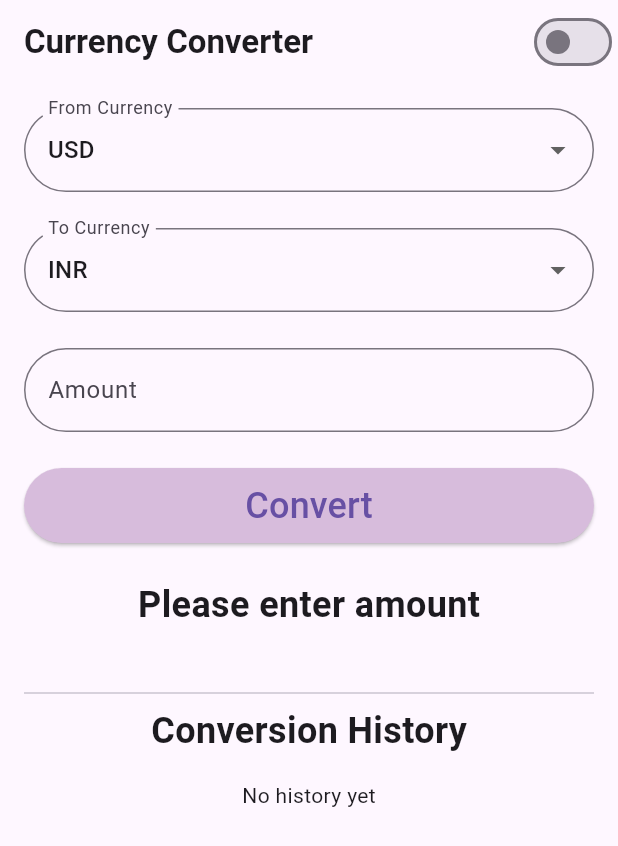
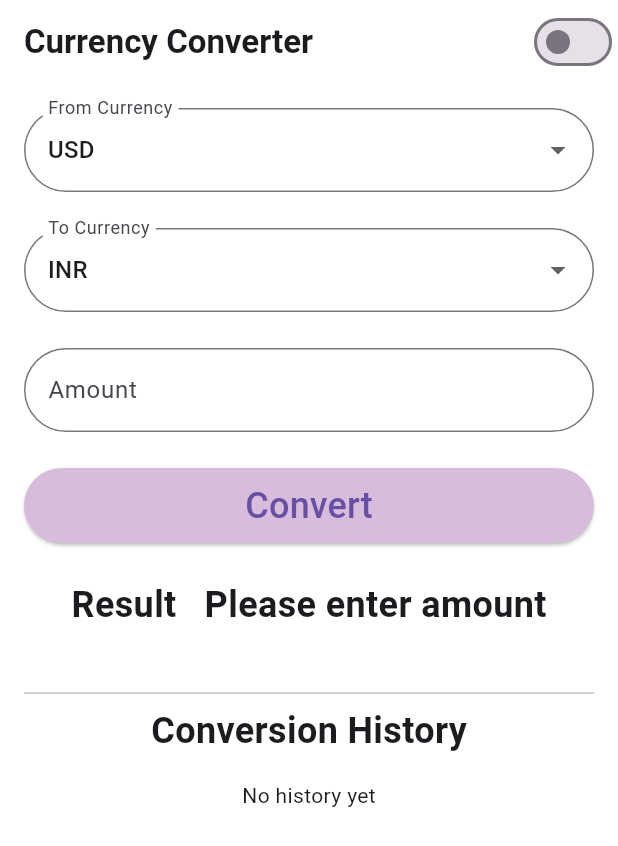
Before and after one commit to khushiarora001/current_currency_app, a Flutter app: the screen it shows after launch, after a tap on "Convert", on a phone screen of 412 x 824 dp. Shown: the top 846 px of the screen. Run offline on Flutter 3.47's test engine with Material 3 defaults, Android fonts, the phone set to English and light mode, and no system bars; our stand-ins replace connectivity_plus, shared_preferences; network calls fail.

```diff
--- a/lib/screens/currency_home_page.dart
+++ b/lib/screens/currency_home_page.dart
@@ -1,5 +1,6 @@
 import 'package:current_currency_app/constants/app_string.dart';
 import 'package:flutter/material.dart';
+import 'package:flutter/services.dart';
 import 'package:provider/provider.dart';
 
 import 'package:current_currency_app/providers/currency_provider.dart';
@@ -21,7 +22,15 @@ class _CurrencyHomePageState extends State<CurrencyHomePage> {
     final themeProvider = context.watch<ThemeProvider>();
 
     return Scaffold(
+      backgroundColor:
+          themeProvider.themeMode != ThemeMode.dark
+              ? Colors.white
+              : Colors.black,
       appBar: AppBar(
+        backgroundColor:
+            themeProvider.themeMode != ThemeMode.dark
+                ? Colors.white
+                : Colors.black,
         title: const Text(
           AppStrings.currencyConverterText,
           style: TextStyle(fontWeight: FontWeight.bold),
@@ -50,8 +59,10 @@ class _CurrencyHomePageState extends State<CurrencyHomePage> {
             TextField(
               controller: _amountController,
               keyboardType: TextInputType.number,
+              inputFormatters: [FilteringTextInputFormatter.digitsOnly],
               decoration: InputDecoration(
                 labelText: AppStrings.amountLabelText,
+
                 border: OutlineInputBorder(
                   borderRadius: BorderRadius.circular(30),
                 ),
@@ -85,7 +96,7 @@ class _CurrencyHomePageState extends State<CurrencyHomePage> {
             currencyProvider.isLoading
                 ? const CircularProgressIndicator()
                 : Text(
-                  currencyProvider.result,
+                  "Result   ${currencyProvider.result}",
                   style: const TextStyle(
                     fontSize: 24,
                     fontWeight: FontWeight.bold,
```
Also changed, not shown: 1 other file.
